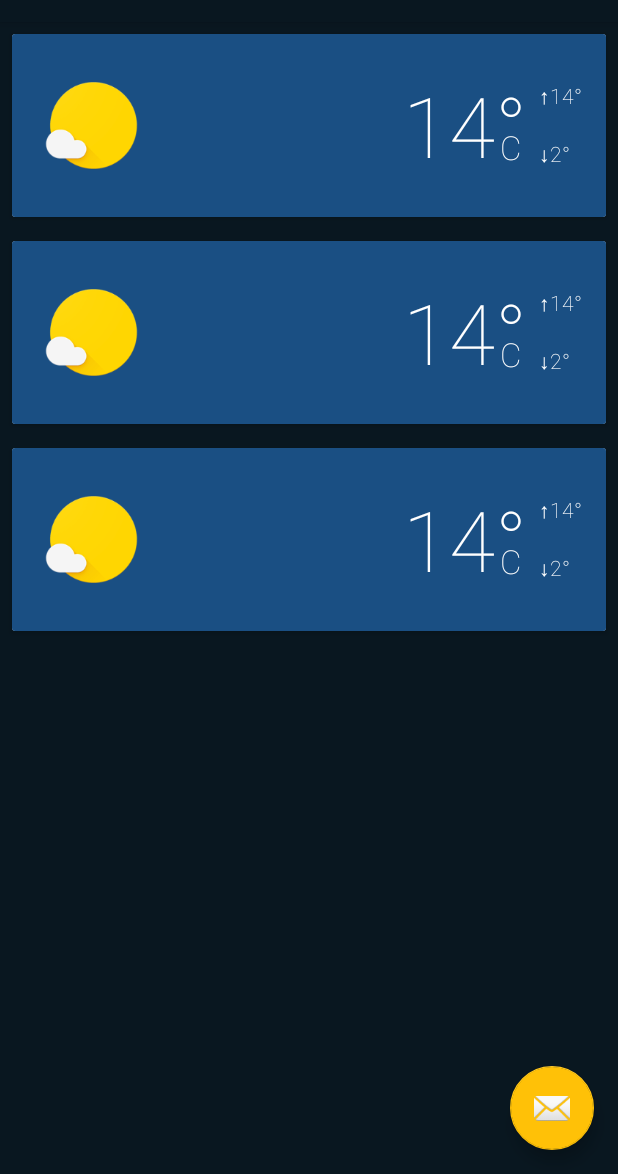
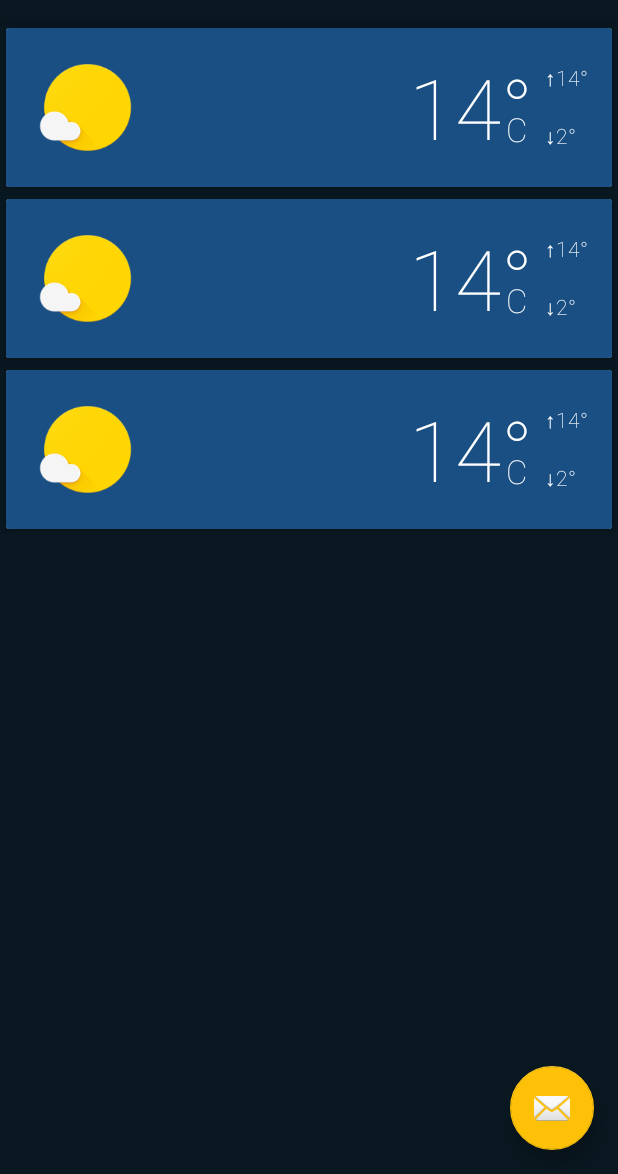
Before and after one commit to djfkue/VitaWeather, an Android app: the screen it shows after launch (MainActivity), on a phone screen of 412 x 824 dp, the part 62-1236 px from its top. Run offline under Robolectric (Android 15) with nearby library versions, the phone set to English and light mode, and no system bars; plain views replace PercentRelativeLayout.

Commit message:
adjust layout

```diff
--- a/app/src/main/res/layout/card_weather.xml
+++ b/app/src/main/res/layout/card_weather.xml
@@ -6,8 +6,8 @@
     android:layout_width="match_parent"
     android:layout_height="wrap_content"
     android:layout_gravity="center"
-    android:layout_margin="8dp"
-    card_view:cardCornerRadius="4dp"
+    android:layout_margin="4dp"
+    card_view:cardCornerRadius="2dp"
     android:clickable="true"
     android:foreground="?android:attr/selectableItemBackground">
     <android.support.percent.PercentRelativeLayout
@@ -27,7 +27,9 @@
             android:layout_width="match_parent"
             android:layout_height="wrap_content"
             android:layout_alignBottom="@id/weather_bg"
-            android:padding="8dp"
+            android:paddingLeft="16dp"
+            android:paddingTop="8dp"
+            android:paddingBottom="8dp"
             android:textAppearance="@style/Base.TextAppearance.AppCompat.Headline"
             android:fontFamily="sans-serif-light"
             android:textColor="@android:color/white"
@@ -41,8 +43,8 @@
             android:id="@+id/weather_icon"
             android:layout_width="90dp"
             android:layout_height="90dp"
-            android:layout_marginTop="16dp"
-            android:layout_marginBottom="16dp"
+            android:layout_marginTop="8dp"
+            android:layout_marginBottom="8dp"
             android:layout_marginLeft="8dp"
             android:layout_marginRight="8dp"
             android:layout_below="@+id/weather_bg"
@@ -54,8 +56,8 @@
             android:id="@+id/temp_container"
             android:layout_width="wrap_content"
             android:layout_height="90dp"
-            android:layout_marginTop="16dp"
-            android:layout_marginBottom="16dp"
+            android:layout_marginTop="8dp"
+            android:layout_marginBottom="8dp"
             android:layout_marginLeft="8dp"
             android:layout_marginRight="8dp"
             android:layout_below="@+id/weather_bg"
```
